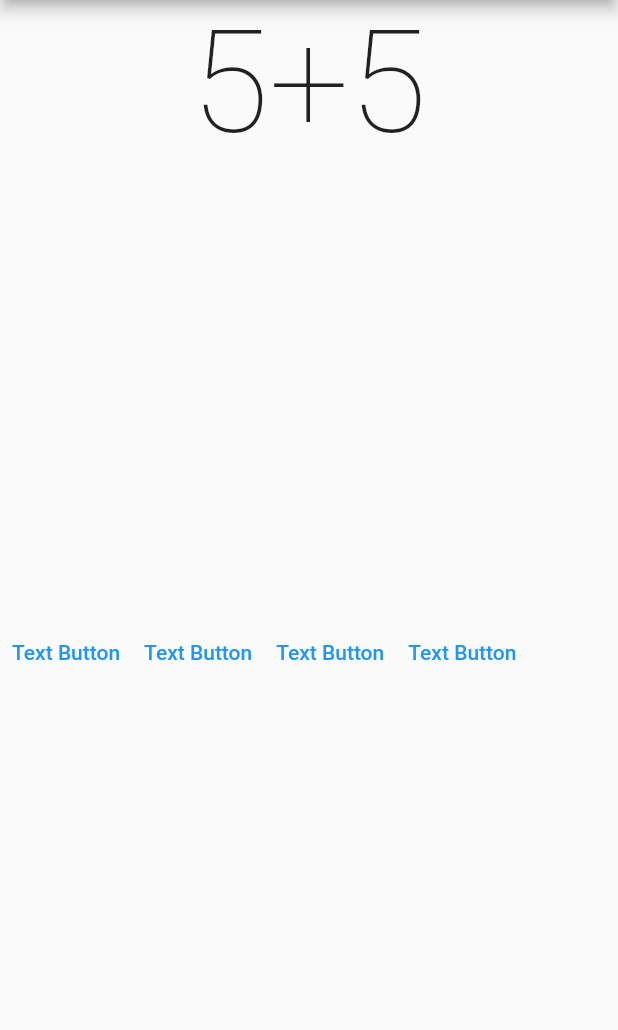
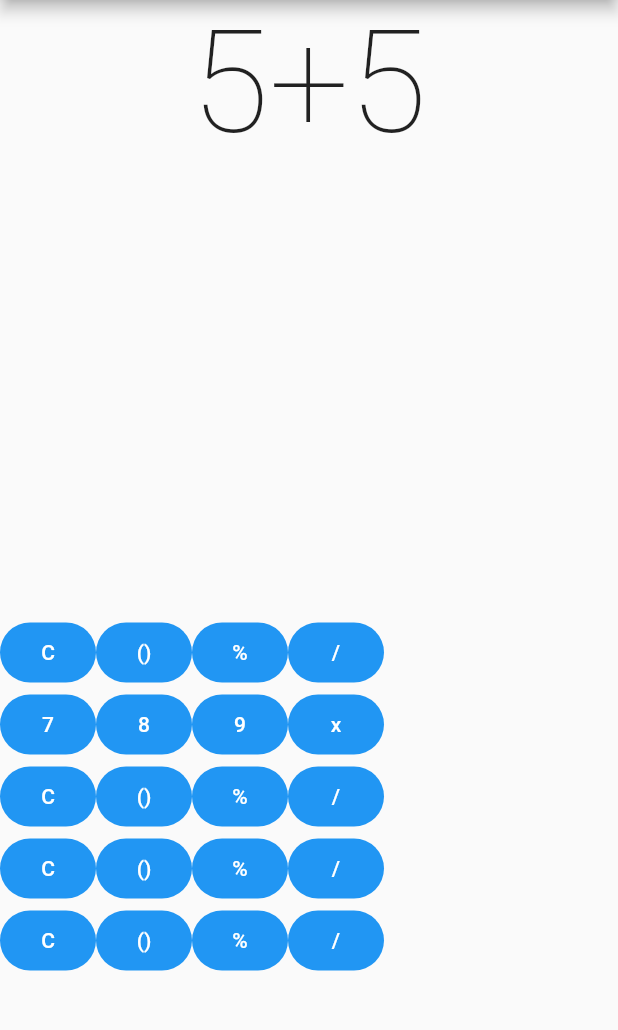
Before and after one commit to miusarname/calculadora_attemp_2, a Flutter app: the screen it shows after launch, on a phone screen of 412 x 824 dp, the part 84-1114 px from its top. Run offline on Flutter 3.47's test engine with Material 2 defaults, Android fonts, the light colour scheme and no system bars.

Commit message:
feat: :sparkles: Se añadieron las filas de botones
Se añadieron las filas de botones en que seran las que modificaran las operacion q se muestre TODO: -Volver las filas un widget -Estilizar los botones

```diff
--- a/lib/main.dart
+++ b/lib/main.dart
@@ -26,12 +26,45 @@
               ),
               Row(
                 children: [
-                  TextButton(onPressed: (){}, child: const Text('Text Button')),
-                  TextButton(onPressed: (){}, child: const Text('Text Button')),
-                  TextButton(onPressed: (){}, child: const Text('Text Button')),
-                  TextButton(onPressed: (){}, child: const Text('Text Button'))
+                  FilledButton(onPressed: (){}, child: const Text('C')),
+                  FilledButton(onPressed: (){}, child: const Text('()')),
+                  FilledButton(onPressed: (){}, child: const Text('%')),
+                  FilledButton(onPressed: (){}, child: const Text('/'))
+                ],
+              ),
+              Row(
+                children: [
+                  FilledButton(onPressed: (){}, child: const Text('7')),
+                  FilledButton(onPressed: (){}, child: const Text('8')),
+                  FilledButton(onPressed: (){}, child: const Text('9')),
+                  FilledButton(onPressed: (){}, child: const Text('x'))
+                ],
+              ),
+              Row(
+                children: [
+                  FilledButton(onPressed: (){}, child: const Text('C')),
+                  FilledButton(onPressed: (){}, child: const Text('()')),
+                  FilledButton(onPressed: (){}, child: const Text('%')),
+                  FilledButton(onPressed: (){}, child: const Text('/'))
+                ],
+              ),
+              Row(
+                children: [
+                  FilledButton(onPressed: (){}, child: const Text('C')),
+                  FilledButton(onPressed: (){}, child: const Text('()')),
+                  FilledButton(onPressed: (){}, child: const Text('%')),
+                  FilledButton(onPressed: (){}, child: const Text('/'))
+                ],
+              ),
+              Row(
+                children: [
+                  FilledButton(onPressed: (){}, child: const Text('C')),
+                  FilledButton(onPressed: (){}, child: const Text('()')),
+                  FilledButton(onPressed: (){}, child: const Text('%')),
+                  FilledButton(onPressed: (){}, child: const Text('/'))
                 ],
               )
+
             ],
           ),
         ),
```
